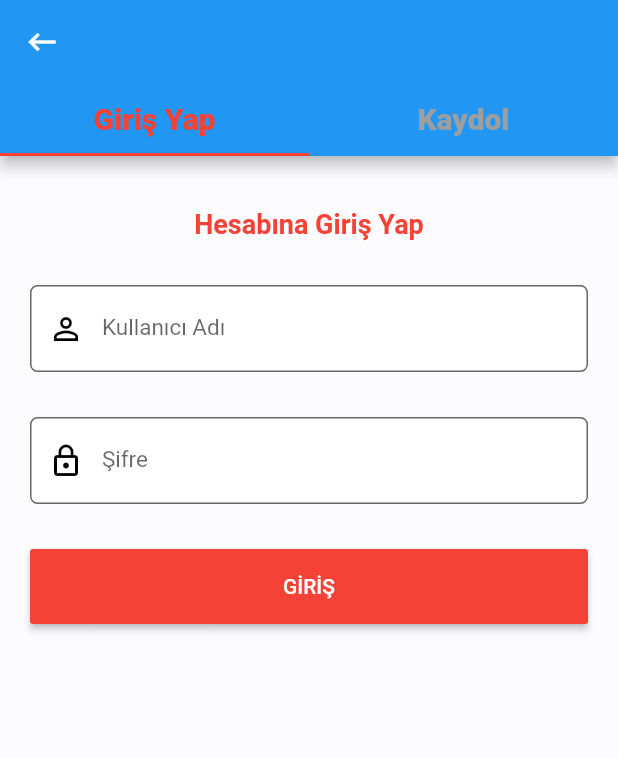
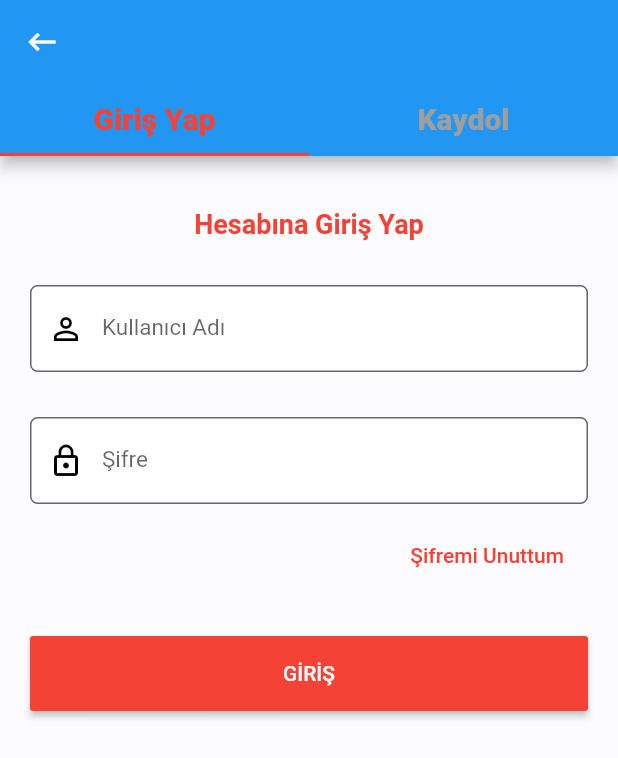
Before and after one commit to FreelanceEmreYusuf/davetcim, a Flutter app: the screen it shows after launch, after a tap on "Skip", on a phone screen of 412 x 824 dp. Shown: the top 758 px of the screen. Run offline on Flutter 3.47's test engine with Material 2 defaults, Android fonts, the phone set to English and light mode, and no system bars; our stand-ins replace carousel_slider, cloud_firestore, firebase_core, font_awesome_flutter, introduction_screen, shared_preferences; accounts and stored records are empty.

Commit message:
Login'e şifremi unuttum eklendi

```diff
--- a/lib/src/join/login/login_view.dart
+++ b/lib/src/join/login/login_view.dart
@@ -109,6 +109,29 @@ class _LoginViewState extends State<LoginView> {
                 },
                 maxLines: 1,
               ),
+              SizedBox(height: 10.0),
+              Container(
+                alignment: Alignment.centerRight,
+                child: FlatButton(
+                  child: Text(
+                    "Şifremi Unuttum",
+                    style: TextStyle(
+                      fontSize: 14.0,
+                      fontWeight: FontWeight.w500,
+                      color: Theme.of(context).accentColor,
+                    ),
+                  ),
+                  onPressed: () {
+                    Navigator.of(context).push(
+                      MaterialPageRoute(
+                        builder: (BuildContext context) {
+                          return ForgotPasswdView();
+                        },
+                      ),
+                    );
+                  },
+                ),
+              ),
               SizedBox(height: 30.0),
               Container(
                 height: 50.0,
@@ -137,4 +160,4 @@ class _LoginViewState extends State<LoginView> {
       ),
     );
   }
-  }
+}
```
